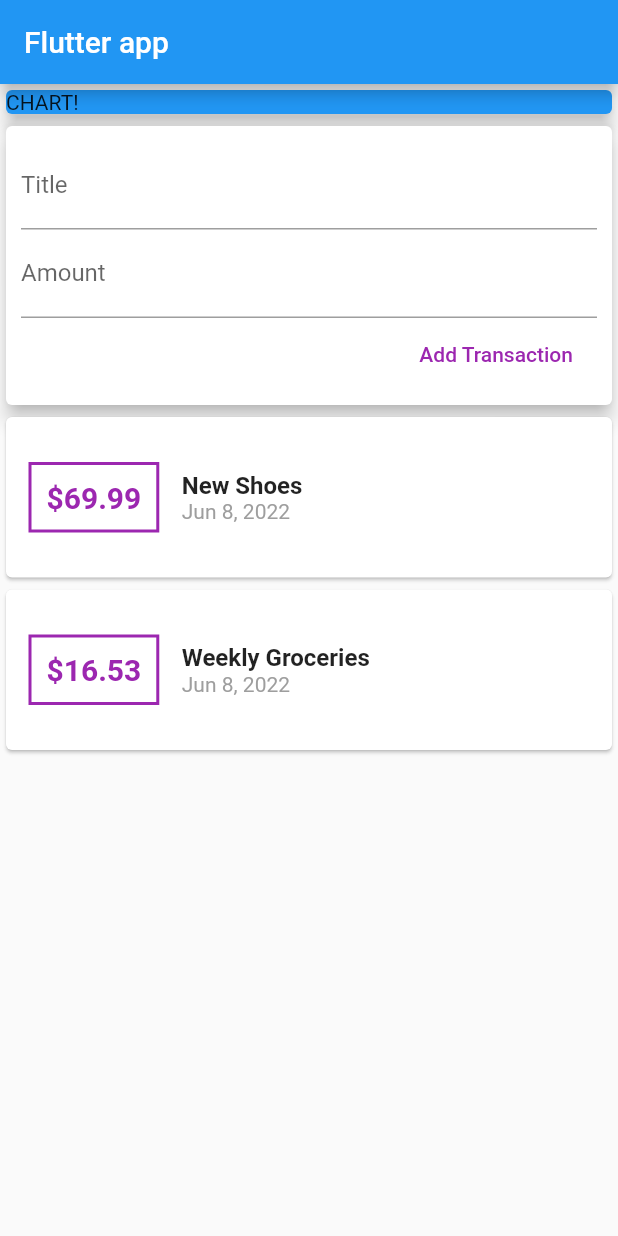
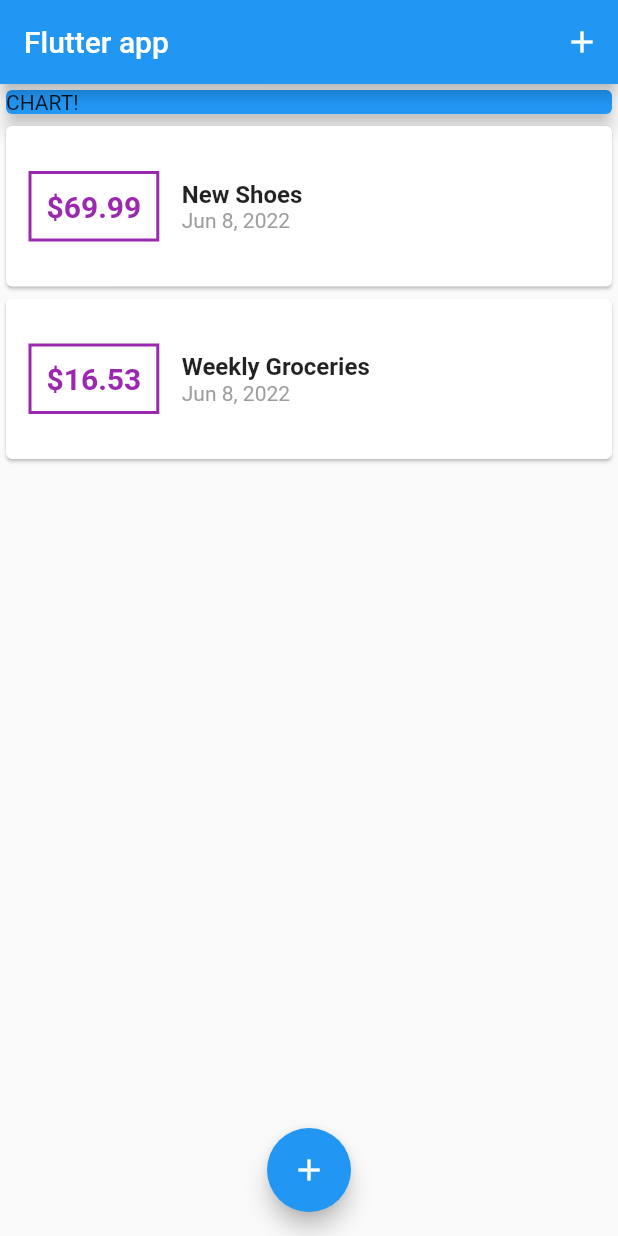
Before and after one commit to MukhammedAli/PersonalExpensesTracker, a Flutter app: the screen it shows after launch, on a phone screen of 412 x 824 dp. Run offline on Flutter 3.47's test engine with Material 2 defaults, Android fonts, the phone set to English and light mode, and no system bars.

```diff
--- a/lib/main.dart
+++ b/lib/main.dart
@@ -1,7 +1,9 @@
 import 'package:flutter/material.dart';
 import 'models/transaction.dart';
 import 'package:intl/intl.dart';
-import './widgets/user_transactions.dart';
+import './widgets/transaction_list.dart';
+import './widgets/new_transaction.dart';
+import './models/transaction.dart';
 
 void main() {
   runApp(const MyApp());
@@ -22,16 +24,70 @@ class MyApp extends StatelessWidget {
   }
 }
 
-class MyHomePage extends StatelessWidget {
+class MyHomePage extends StatefulWidget {
+  @override
+  State<MyHomePage> createState() => _MyHomePageState();
+}
+
+class _MyHomePageState extends State<MyHomePage> {
   // late String titleInput;
-  // late String amountInput;
-  final titleController = TextEditingController();
-  final amountController = TextEditingController();
+
+  final List<Transaction> _userTransactions = [
+    Transaction(
+      id: 't1',
+      title: 'New Shoes',
+      amount: 69.99,
+      date: DateTime.now(),
+    ),
+    Transaction(
+      id: 't2',
+      title: 'Weekly Groceries',
+      amount: 16.53,
+      date: DateTime.now(),
+    ),
+  ];
+
+  void _addNewTransaction(String txTitle, double txAmount) {
+    final newTx = Transaction(
+      title: txTitle,
+      amount: txAmount,
+      date: DateTime.now(),
+      id: DateTime.now().toString(),
+    );
+    setState(() {
+      _userTransactions.add(newTx);
+    });
+  }
+
+  void _startAddNewTransaction(BuildContext ctx) {
+    showModalBottomSheet(
+      context: ctx,
+      builder: (_) {
+        // return GestureDetector(
+        //   onTap: () {},
+        //   child: NewTransaction(_addNewTransaction),
+        //   behavior: HitTestBehavior.opaque,
+        // );
+        return GestureDetector(
+          onTap: () {},
+          child: NewTransaction(_addNewTransaction),
+          behavior: HitTestBehavior.opaque,
+        );
+      },
+    );
+  }
+
   @override
   Widget build(BuildContext context) {
     return Scaffold(
       appBar: AppBar(
         title: const Text('Flutter app'),
+        actions: <Widget>[
+          IconButton(
+            icon: Icon(Icons.add),
+            onPressed: () => _startAddNewTransaction(context),
+          ),
+        ],
       ),
       body: SingleChildScrollView(
         child: Column(
@@ -49,11 +105,15 @@ class MyHomePage extends StatelessWidget {
                 ),
               ),
             ),
-            UserTransactions(),
+            TransactionList(_userTransactions),
           ],
         ),
       ),
-      // This trailing comma makes auto-formatting nicer for build methods.
+      floatingActionButtonLocation: FloatingActionButtonLocation.centerFloat,
+      floatingActionButton: FloatingActionButton(
+        child: Icon(Icons.add),
+        onPressed: () => _startAddNewTransaction(context),
+      ), // This trailing comma makes auto-formatting nicer for build methods.
     );
   }
 }
--- a/lib/widgets/new_transaction.dart
+++ b/lib/widgets/new_transaction.dart
@@ -31,6 +31,7 @@ class NewTransaction extends StatelessWidget {
                 ),
                 controller: titleController,
                 onSubmitted: (_) => submitData(),
+
                 // onChanged: (val) {
                 //   titleInput = val;
                 // }
@@ -40,9 +41,9 @@ class NewTransaction extends StatelessWidget {
                   labelText: 'Amount',
                 ),
                 controller: amountController,
+                onSubmitted: (_) => submitData(),
                 keyboardType: TextInputType.number,
-                onSubmitted: (_) => submitData(),
-
+                //For IOS TextInputType.numberWithOptions(decimal:true);
                 //onChanged: (val) => amountInput = val,
               ),
               FlatButton(
--- a/lib/widgets/user_transactions.dart
+++ /dev/null
@@ -1,50 +0,0 @@
-import 'package:flutter/material.dart';
-import 'new_transaction.dart';
-import 'transaction_list.dart';
-import '../models/transaction.dart';
-
-class UserTransactions extends StatefulWidget {
-  const UserTransactions({Key? key}) : super(key: key);
-
-  @override
-  _UserTransactionsState createState() => _UserTransactionsState();
-}
-
-class _UserTransactionsState extends State<UserTransactions> {
-  final List<Transaction> _userTransactions = [
-    Transaction(
-      id: 't1',
-      title: 'New Shoes',
-      amount: 69.99,
-      date: DateTime.now(),
-    ),
-    Transaction(
-      id: 't2',
-      title: 'Weekly Groceries',
-      amount: 16.53,
-      date: DateTime.now(),
-    ),
-  ];
-
-  void _addNewTransaction(String txTitle, double txAmount) {
-    final newTx = Transaction(
-      title: txTitle,
-      amount: txAmount,
-      date: DateTime.now(),
-      id: DateTime.now().toString(),
-    );
-    setState(() {
-      _userTransactions.add(newTx);
-    });
-  }
-
-  @override
-  Widget build(BuildContext context) {
-    return Column(
-      children: <Widget>[
-        NewTransaction(_addNewTransaction),
-        TransactionList(_userTransactions)
-      ],
-    );
-  }
-}
```
